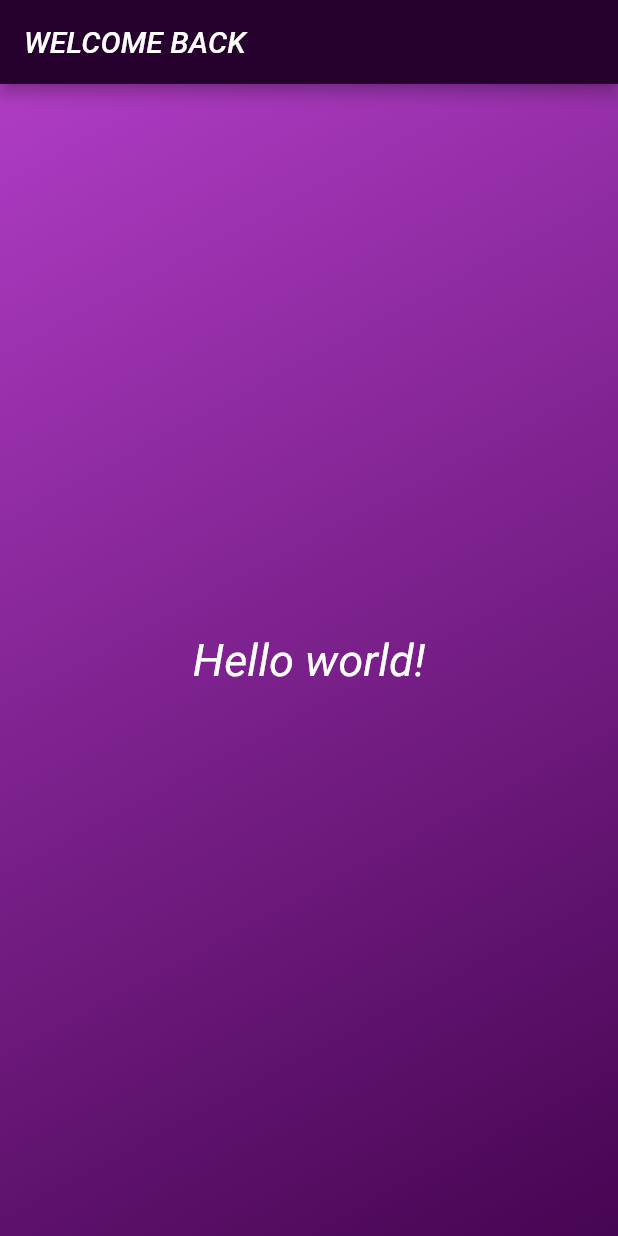
After one commit to akashdevav/Started_Flutter, a Flutter app: the screen it shows after launch, on a phone screen of 412 x 824 dp. The commit adds this screen. Run offline on Flutter 3.47's test engine with Material 2 defaults, Android fonts, the phone set to English and light mode, and no system bars.

Commit message:
splited main dart file into different classes

```diff
--- /dev/null
+++ b/hello_world/lib/gradient_container.dart
@@ -0,0 +1,21 @@
+import 'package:flutter/material.dart';
+import 'package:hello_world/styletext.dart';
+
+class GradientContainer extends StatelessWidget{
+  //initiate constructor
+  const GradientContainer({super.key});
+
+  @override
+  Widget build(context){
+    return Container(
+          decoration: const BoxDecoration(
+              gradient: LinearGradient(colors: [
+            Color.fromARGB(255, 175, 60, 196),
+            Color.fromARGB(255, 70, 5, 82)
+          ], begin: Alignment.topLeft, end: Alignment.bottomRight)),
+          child: const Center(
+            child: StyleText()
+          ),
+        );
+  }
+}
--- /dev/null
+++ b/hello_world/lib/styletext.dart
@@ -0,0 +1,15 @@
+import 'package:flutter/material.dart';
+
+class StyleText extends StatelessWidget {
+  const StyleText({super.key});
+  @override
+  Widget build(context){
+    return  const Text(
+              'Hello world!',
+              style: TextStyle(
+                  color: Color.fromARGB(255, 254, 253, 253),
+                  fontSize: 30.0,
+                  fontStyle: FontStyle.italic),
+            );
+  }
+}
```
Also changed, not shown: hello_world/lib/main.dart (+4 -27 lines).
